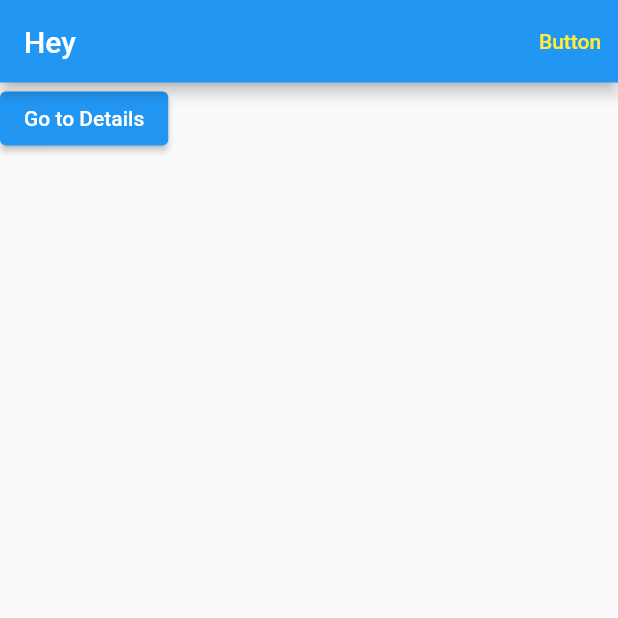
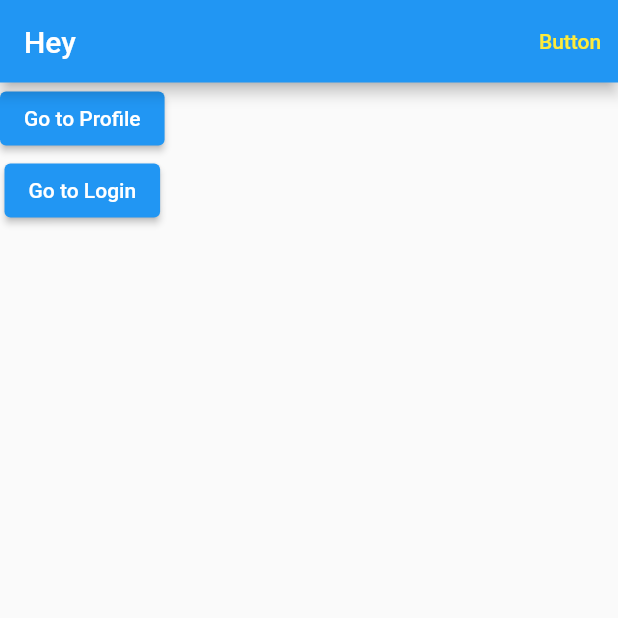
Before and after one commit to Kutsalaba/blagorodnya_game, a Flutter app: the screen it shows after launch, on a phone screen of 412 x 824 dp, the top half of it. Run offline on Flutter 3.47's test engine with Material 2 defaults, Android fonts, the phone set to English and light mode, and no system bars; our stand-ins replace cloud_firestore, firebase_auth, firebase_core, go_router, responsive_framework, url_strategy; accounts and stored records are empty.

Commit message:
Upgrade routing

```diff
--- a/lib/main.dart
+++ b/lib/main.dart
@@ -2,6 +2,7 @@
 import 'package:blagorodnya_game/pages/home_page/home_page.dart';
 import 'package:blagorodnya_game/pages/login_page/login_page.dart';
 import 'package:blagorodnya_game/routes/app_route_config.dart';
+import 'package:blagorodnya_game/routes/app_routes.dart';
 import 'package:firebase_auth/firebase_auth.dart';
 import 'package:firebase_core/firebase_core.dart';
 import 'package:flutter/material.dart';
--- a/lib/pages/home_page/home_page.dart
+++ b/lib/pages/home_page/home_page.dart
@@ -1,5 +1,6 @@
 import 'package:blagorodnya_game/routes/app_route_config.dart';
 import 'package:blagorodnya_game/routes/app_route_constants.dart';
+import 'package:blagorodnya_game/routes/app_routes.dart';
 import 'package:blagorodnya_game/widgets/app_bar/main_app_bar.dart';
 import 'package:firebase_auth/firebase_auth.dart';
 import 'package:flutter/material.dart';
@@ -21,10 +22,15 @@ class _HomePageState extends State<HomePage> {
         children: [
           ElevatedButton(
             onPressed: () {
-               GoRouter.of(context).go(AppRoutes.DashboardRoute);
-            }
-,
-            child: Text('Go to Details'),
+              GoRouter.of(context).go(AppRouteConstants.profileRoutePath);
+            },
+            child: Text('Go to Profile'),
+          ),
+          ElevatedButton(
+            onPressed: () {
+              GoRouter.of(context).go(AppRouteConstants.loginRoutePath);
+            },
+            child: Text('Go to Login'),
             // onPressed: () {
 
             //   GoRouter.of(context).pushNamed(AppRouteConstants.profileRouteName);
--- a/lib/pages/profile_page/profile_page.dart
+++ b/lib/pages/profile_page/profile_page.dart
@@ -1,7 +1,7 @@
 import 'package:flutter/material.dart';
 
-class ProfileScreen extends StatelessWidget {
-  const ProfileScreen({super.key});
+class ProfilePage extends StatelessWidget {
+  const ProfilePage({super.key});
 
   @override
   Widget build(BuildContext context) {
--- a/lib/routes/app_route_config.dart
+++ b/lib/routes/app_route_config.dart
@@ -1,40 +1,9 @@
-import 'package:blagorodnya_game/details_page.dart';
 import 'package:blagorodnya_game/pages/home_page/home_page.dart';
 import 'package:blagorodnya_game/pages/login_page/login_page.dart';
+import 'package:blagorodnya_game/pages/profile_page/profile_page.dart';
 import 'package:blagorodnya_game/routes/app_route_constants.dart';
 import 'package:flutter/material.dart';
 import 'package:go_router/go_router.dart';
-
-
-
-class AppRoutes {
-  static const loginRoute = "/";
-  static const DashboardRoute = "/Dashboard";
-  static const DetailsRoute = "/Details";
-
-  static final GoRouter routes = GoRouter(routes: <GoRoute>[
-    GoRoute(
-      path: loginRoute,
-      builder: (BuildContext context, state) => const HomePage(),
-    ),
-    GoRoute(
-      path: DashboardRoute,
-      builder: (_, state) => const LoginPage(),
-      redirect: (context, state) => _redirect(context),
-    ),
-    GoRoute(
-      path: DetailsRoute,
-      builder: (_, state) => const DetailsView(),
-      redirect: (context, state) => _redirect(context),
-    ),
-  ]);
-
-  static String? _redirect(BuildContext context) {
-    return true ? null : context.namedLocation("/");
-  }
-}
-
-
 
 class AppRouterConfig {
   static GoRouter returnRouter(bool isAuth) {
@@ -48,18 +17,29 @@ class AppRouterConfig {
         //       );
         //     }),
         GoRoute(
-          name: AppRouteConstants.homeRouteName,
-          path: '/',
+          name: 'home',
+          path: AppRouteConstants.homeRoutePath,
           pageBuilder: (context, state) {
-            return const MaterialPage(child: HomePage());
+            return const MaterialPage(
+              child: HomePage(),
+            );
           },
         ),
         GoRoute(
-          name: AppRouteConstants.profileRouteName,
-          path: '/login',
+          name: 'login',
+          path: AppRouteConstants.loginRoutePath,
           pageBuilder: (context, state) {
             return const MaterialPage(
               child: LoginPage(),
+            );
+          },
+        ),
+        GoRoute(
+          name: 'profile',
+          path: AppRouteConstants.profileRoutePath,
+          pageBuilder: (context, state) {
+            return const MaterialPage(
+              child: ProfilePage(),
             );
           },
         ),
@@ -69,9 +49,8 @@ class AppRouterConfig {
       },
       redirect: (context, state) {
         if (!isAuth &&
-            state.location
-                .startsWith('/${AppRouteConstants.profileRouteName}')) {
-          return context.namedLocation(AppRouteConstants.homeRouteName);
+            state.location.startsWith(AppRouteConstants.profileRoutePath)) {
+          return context.namedLocation('/');
         } else {
           return null;
         }
@@ -80,19 +59,3 @@ class AppRouterConfig {
     return router;
   }
 }
-
-class DetailsPage extends StatelessWidget {
-  final String id;
-
-  const DetailsPage({super.key, required this.id});
-
-  @override
-  Widget build(BuildContext context) {
-    return Scaffold(
-      appBar: AppBar(title: Text('Details')),
-      body: Center(
-        child: Text('Details for ID $id'),
-      ),
-    );
-  }
-}
--- a/lib/routes/app_route_constants.dart
+++ b/lib/routes/app_route_constants.dart
@@ -1,5 +1,5 @@
 class AppRouteConstants {
-  static const String homeRouteName = '/home';
-  static const String loginRouteName = '/login';
-  static const String profileRouteName = '/profile';
+  static const String homeRoutePath = '/';
+  static const String loginRoutePath = '/login';
+  static const String profileRoutePath = '/profile';
 }
--- a/lib/routes/app_routes.dart
+++ b/lib/routes/app_routes.dart
@@ -1,6 +1,6 @@
-import 'package:blagorodnya_game/details_page.dart';
 import 'package:blagorodnya_game/pages/home_page/home_page.dart';
 import 'package:blagorodnya_game/pages/login_page/login_page.dart';
+import 'package:blagorodnya_game/pages/profile_page/profile_page.dart';
 import 'package:blagorodnya_game/routes/app_route_constants.dart';
 import 'package:flutter/material.dart';
 import 'package:go_router/go_router.dart';
@@ -9,17 +9,17 @@ class AppRoutes {
   static final GoRouter routes = GoRouter(
     routes: <GoRoute>[
       GoRoute(
-        path: AppRouteConstants.homeRouteName,
+        path: AppRouteConstants.homeRoutePath,
         builder: (BuildContext context, state) => const HomePage(),
       ),
       GoRoute(
-        path: AppRouteConstants.loginRouteName,
+        path: AppRouteConstants.loginRoutePath,
         builder: (_, state) => const LoginPage(),
         redirect: (context, state) => _redirect(context),
       ),
       GoRoute(
-        path: AppRouteConstants.profileRouteName,
-        builder: (_, state) => const DetailsView(),
+        path: AppRouteConstants.profileRoutePath,
+        builder: (_, state) => const ProfilePage(),
         redirect: (context, state) => _redirect(context),
       ),
     ],
```
